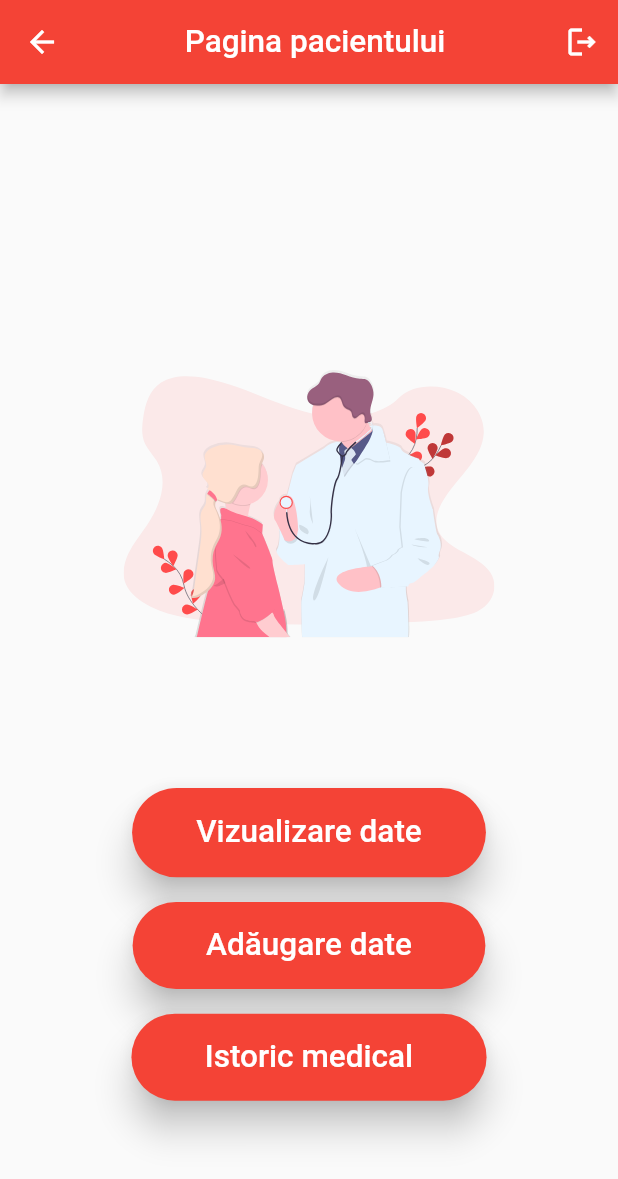
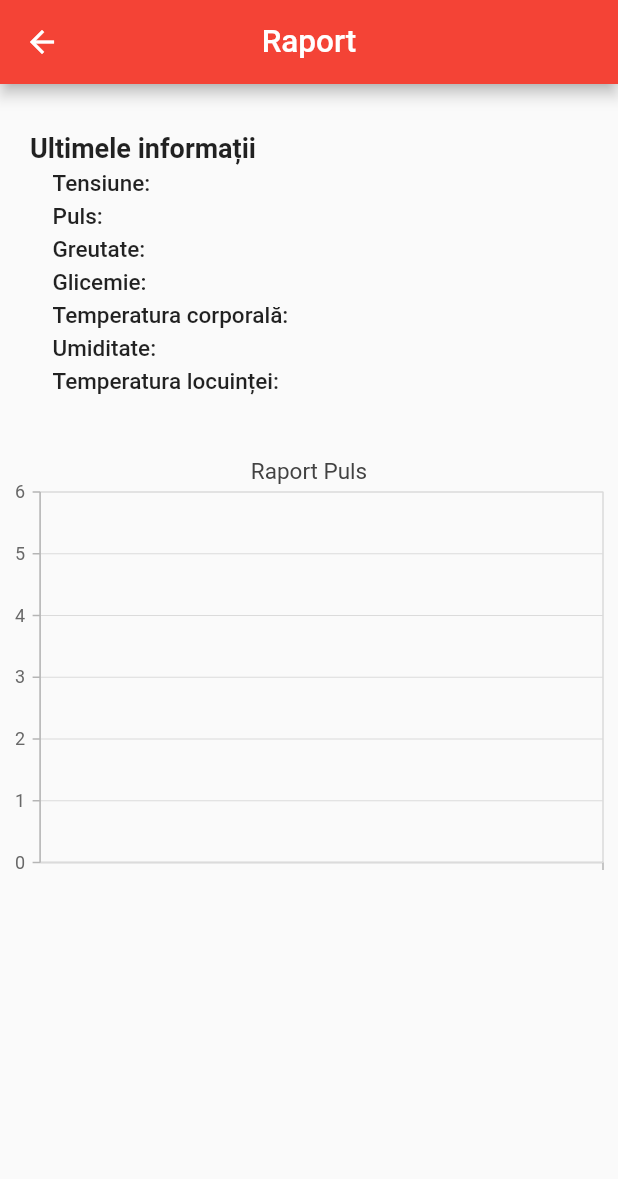
Before and after one commit to sdenis29/teleasistenta_mobile, a Flutter app: the HomeScreen screen opened by its route, after a tap on "Vizualizare date", on a phone screen of 412 x 824 dp. Shown: the top 1179 px of the screen. Run offline on Flutter 3.47's test engine with Material 2 defaults, Android fonts, the phone set to English and light mode, and no system bars; our stand-ins replace cloud_firestore, firebase_auth, firebase_core, firebase_database, fl_chart, flutter_blue_plus and 7 more; missing offline and left inert: dart:ffi, flutter_isolate; accounts and stored records are empty.

Commit message:
Add latest updates

```diff
--- a/lib/main.dart
+++ b/lib/main.dart
@@ -3,6 +3,7 @@ import 'package:flutter/material.dart';
 import 'package:flutter/services.dart';
 import 'package:teleasistenta_mobile/screens/home_screen.dart';
 import 'package:teleasistenta_mobile/screens/login_screen.dart';
+import 'package:teleasistenta_mobile/screens/show_data.dart';
 import 'screens/start_screen.dart';
 import 'screens/add_data_screen.dart';
 import 'dart:async';
@@ -41,6 +42,7 @@ class MyApp extends StatelessWidget {
         LoginScreen.id: (context) => const LoginScreen(),
         HomeScreen.id: (context) => const HomeScreen(),
         AddDataScreen.id: (context) => const AddDataScreen(),
+        ShowDataScreen.id: (context) => const ShowDataScreen()
       },
     );
   }
--- a/lib/screens/add_data_screen.dart
+++ b/lib/screens/add_data_screen.dart
@@ -140,6 +140,11 @@ class _AddDataScreenState extends State<AddDataScreen> {
                   );
                   return;
                 }
+                final prefs = await SharedPreferences.getInstance();
+                await prefs.setString('bloodPressure', tensiune.text);
+                await prefs.setString('weight', greutate.text);
+                await prefs.setString('glucose', glicemie.text);
+                await prefs.setString('bodyTemperature', temperatura.text);
                 var limits = await getMedicalRanges();
                 limits = jsonDecode(limits);
                 bool tensiuneOk = int.parse(tensiune.text) >=
@@ -157,9 +162,9 @@ class _AddDataScreenState extends State<AddDataScreen> {
                             int.parse(glicemie.text) <= limits["glucoseMax"]
                         ? true
                         : false;
-                bool temperaturaOk = int.parse(temperatura.text) >=
+                bool temperaturaOk = double.parse(temperatura.text) >=
                             limits["bodyTemperatureMin"] &&
-                        int.parse(temperatura.text) <=
+                        double.parse(temperatura.text) <=
                             limits["bodyTemperatureMax"]
                     ? true
                     : false;
@@ -182,7 +187,7 @@ class _AddDataScreenState extends State<AddDataScreen> {
                     },
                     "values": {
                       "bloodPressure": int.parse(tensiune.text),
-                      "bodyTemperature": int.parse(temperatura.text),
+                      "bodyTemperature": double.parse(temperatura.text),
                       "glucose": int.parse(glicemie.text),
                       "weight": double.parse(greutate.text)
                     }
@@ -205,7 +210,7 @@ class _AddDataScreenState extends State<AddDataScreen> {
                     }
                   }
                   if (!greutateOk) {
-                    if (int.parse(greutate.text) < limits["weightMin"]) {
+                    if (double.parse(greutate.text) < limits["weightMin"]) {
                       alertString =
                           "$alertString ${alarmMessages["weightMin"]}\n";
                       await pushedVital
@@ -239,7 +244,7 @@ class _AddDataScreenState extends State<AddDataScreen> {
                     }
                   }
                   if (!temperaturaOk) {
-                    if (int.parse(glicemie.text) <
+                    if (double.parse(temperatura.text) <
                         limits["bodyTemperatureMin"]) {
                       alertString =
                           "$alertString ${alarmMessages["tempMin"]}\n";
--- a/lib/screens/home_screen.dart
+++ b/lib/screens/home_screen.dart
@@ -14,6 +14,7 @@ import 'package:flutter_isolate/flutter_isolate.dart';
 import 'package:flutter_blue_plus/flutter_blue_plus.dart';
 import 'package:intl/intl.dart';
 import 'package:flutter_tts/flutter_tts.dart';
+import 'package:teleasistenta_mobile/screens/show_data.dart';
 
 const alarmMessages = {
   "humMin": "Umiditatea din locuință este extrem de scăzută",
@@ -77,7 +78,6 @@ void processLine(String line) async {
   var limits = await getMedicalRanges();
   limits = jsonDecode(limits);
   print(line);
-  print(limits["ambientTemperatureMax"]);
   List<String> lines = line.split(";");
   int bpm = int.parse(lines[0].split("=")[1]);
   double humidity = double.parse(lines[1].split("=")[1]);
@@ -96,13 +96,9 @@ void processLine(String line) async {
       : false;
   bool gas = lpg || co || smoke ? true : false;
   bool presence = int.parse(lines[6].split("=")[1]) == 1 ? true : false;
+  await setCache(bpm, humidity, temperature);
   final prefs = await SharedPreferences.getInstance();
   final uid = prefs.getString('uid') ?? null;
-  // ignore: deprecated_member_use
-  // DatabaseReference vitalRef = FirebaseDatabase(
-  //         databaseURL:
-  //             "https://teleasistenta-83ccd-default-rtdb.europe-west1.firebasedatabase.app")
-  //     .ref("ElderTrack/patient/$uid/vitalParameters");
   if (bpm < limits["pulseMin"] ||
       bpm > limits["pulseMax"] ||
       temperature < limits["ambientTemperatureMin"] ||
@@ -175,6 +171,29 @@ void processLine(String line) async {
   }
 }
 
+Future<void> setCache(pulse, humidity, temperature) async {
+  final prefs = await SharedPreferences.getInstance();
+  print("PULSE: $pulse");
+  await prefs.setInt('pulse', pulse);
+  await prefs.setDouble('humidity', humidity);
+  await prefs.setDouble('temperature', temperature);
+  String currentDate = DateFormat('yyyy-MM-dd').format(DateTime.now());
+  String lastSavedDate = prefs.getString('last_saved_date') ?? '';
+  if (currentDate != lastSavedDate) {
+    await prefs.remove('pulseList');
+    await prefs.setString('last_saved_date', currentDate);
+  } else {
+    await prefs.setString('last_saved_date', currentDate);
+  }
+  await prefs.reload();
+  List<String> newItem = [pulse.toString()];
+  String encodedList = prefs.getString('pulseList') ?? '[]';
+  List<String> existingList = List<String>.from(json.decode(encodedList));
+  List<String> concatenatedList = existingList + newItem;
+  String newEncodedList = json.encode(concatenatedList);
+  prefs.setString('pulseList', newEncodedList);
+}
+
 getMedicalRanges() async {
   final prefs = await SharedPreferences.getInstance();
   final uid = prefs.getString('uid') ?? null;
@@ -215,8 +234,6 @@ class _HomeScreenState extends State<HomeScreen> {
 
   @override
   Widget build(BuildContext context) {
-    double width = MediaQuery.of(context).size.width;
-    double height = MediaQuery.of(context).size.height;
     return Scaffold(
       appBar: AppBar(
         title: const Center(
@@ -240,52 +257,51 @@ class _HomeScreenState extends State<HomeScreen> {
           mainAxisAlignment: MainAxisAlignment.center,
           children: [
             Padding(
-              padding: EdgeInsets.symmetric(vertical: height * 0.08),
+              padding: const EdgeInsets.symmetric(vertical: 30),
               child: Container(
-                width: width * 0.6,
-                height: height * 0.3,
+                width: 300,
+                height: 300,
                 child: SvgPicture.asset('assets/svgs/consult.svg'),
               ),
             ),
             ReusableButton(
-              onPress: () {},
+              onPress: () {
+                Navigator.pushNamed(context, ShowDataScreen.id);
+              },
               color: Colors.red,
-              buttonChild: Padding(
-                padding: EdgeInsets.symmetric(
-                    vertical: height * 0.021, horizontal: width * 0.065),
-                child: const Text(
+              buttonChild: const Padding(
+                padding: EdgeInsets.symmetric(vertical: 15, horizontal: 15),
+                child: Text(
                   'Vizualizare date',
                   style: TextStyle(fontSize: 21),
                 ),
               ),
             ),
-            SizedBox(
-              height: height * 0.02,
+            const SizedBox(
+              height: 30,
             ),
             ReusableButton(
               onPress: () {
                 Navigator.pushNamed(context, AddDataScreen.id);
               },
               color: Colors.red,
-              buttonChild: Padding(
-                padding: EdgeInsets.symmetric(
-                    vertical: height * 0.02, horizontal: width * 0.08),
-                child: const Text(
+              buttonChild: const Padding(
+                padding: EdgeInsets.symmetric(vertical: 15, horizontal: 15),
+                child: Text(
                   'Adăugare date',
                   style: TextStyle(fontSize: 21),
                 ),
               ),
             ),
-            SizedBox(
-              height: height * 0.02,
+            const SizedBox(
+              height: 30,
             ),
             ReusableButton(
               onPress: () {},
               color: Colors.red,
-              buttonChild: Padding(
-                padding: EdgeInsets.symmetric(
-                    vertical: height * 0.02, horizontal: width * 0.08),
-                child: const Text(
+              buttonChild: const Padding(
+                padding: EdgeInsets.symmetric(vertical: 15, horizontal: 15),
+                child: Text(
                   'Istoric medical',
                   style: TextStyle(fontSize: 21),
                 ),
--- /dev/null
+++ b/lib/screens/show_data.dart
@@ -0,0 +1,201 @@
+// ignore_for_file: sized_box_for_whitespace
+import 'dart:async';
+import 'dart:convert';
+import 'dart:ffi';
+import 'dart:math';
+import 'package:firebase_auth/firebase_auth.dart';
+import 'package:firebase_core/firebase_core.dart';
+import 'package:firebase_database/firebase_database.dart';
+import 'package:flutter/material.dart';
+import 'package:shared_preferences/shared_preferences.dart';
+import 'package:syncfusion_flutter_charts/charts.dart';
+import 'package:teleasistenta_mobile/components/reusable_button.dart';
+import 'package:fl_chart/fl_chart.dart';
+
+class ShowDataScreen extends StatefulWidget {
+  const ShowDataScreen({super.key});
+  static String id = 'show_data';
+
+  @override
+  State<ShowDataScreen> createState() => _ShowDataScreenState();
+}
+
+class _ShowDataScreenState extends State<ShowDataScreen> {
+  String bloodPressure = "";
+  String weight = "";
+  String glucose = "";
+  String bodyTemperature = "";
+  String pulse = "";
+  String humidity = "";
+  String temperature = "";
+  List<String> pulseList = [];
+  final TooltipBehavior _tooltipBehavior = TooltipBehavior();
+  List<PulseData> pulseObjects = [];
+  late Timer _timer;
+
+  @override
+  void initState() {
+    super.initState();
+    getDataFromCache();
+    _timer = Timer.periodic(const Duration(seconds: 5), (timer) {
+      getDataFromCache();
+    });
+  }
+
+  @override
+  void dispose() {
+    _timer.cancel();
+    super.dispose();
+  }
+
+  Future<void> getDataFromCache() async {
+    final prefs = await SharedPreferences.getInstance();
+    await prefs.reload();
+    bloodPressure = (prefs.getString('bloodPressure'))!;
+    weight = (prefs.getString('weight'))!;
+    glucose = (prefs.getString('glucose'))!;
+    bodyTemperature = (prefs.getString('bodyTemperature'))!;
+    pulse = prefs.getInt('pulse').toString();
+    humidity = prefs.getDouble('humidity').toString();
+    temperature = prefs.getDouble('temperature').toString();
+    String encodedList = prefs.getString('pulseList') ?? '[]';
+    pulseList = List<String>.from(json.decode(encodedList));
+    PulseData.resetIndex();
+    pulseObjects =
+        pulseList.map((value) => PulseData.fromString(value)).toList();
+    setState(() {});
+  }
+
+  Widget bottomTitleWidgets(double value, TitleMeta meta, double chartWidth) {
+    if (value % 1 != 0) {
+      return Container();
+    }
+    final style = TextStyle(
+      color: Colors.blue,
+      fontWeight: FontWeight.bold,
+      fontSize: min(18, 18 * chartWidth / 300),
+    );
+    return SideTitleWidget(
+      axisSide: meta.axisSide,
+      space: 16,
+      child: Text(meta.formattedValue, style: style),
+    );
+  }
+
+  Widget leftTitleWidgets(double value, TitleMeta meta, double chartWidth) {
+    final style = TextStyle(
+      color: Colors.yellow,
+      fontWeight: FontWeight.bold,
+      fontSize: min(18, 18 * chartWidth / 300),
+    );
+    return SideTitleWidget(
+      axisSide: meta.axisSide,
+      space: 16,
+      child: Text(meta.formattedValue, style: style),
+    );
+  }
+
+  @override
+  Widget build(BuildContext context) {
+    return Scaffold(
+      appBar: AppBar(
+        centerTitle: true,
+        title: Transform(
+          transform: Matrix4.translationValues(0.0, 0.0, 0.0),
+          child: const Text(
+            'Raport',
+            style: TextStyle(fontSize: 21),
+          ),
+        ),
+      ),
+      body: Column(
+        mainAxisAlignment: MainAxisAlignment.start,
+        crossAxisAlignment: CrossAxisAlignment.start,
+        children: [
+          const SizedBox(
+            height: 30,
+          ),
+          const Padding(
+              padding: EdgeInsets.symmetric(horizontal: 20, vertical: 2),
+              child: Text(
+                "Ultimele informații",
+                style: TextStyle(fontSize: 18, fontWeight: FontWeight.bold),
+              )),
+          Padding(
+              padding: const EdgeInsets.symmetric(horizontal: 35, vertical: 2),
+              child: Text(
+                "Tensiune: $bloodPressure",
+                style:
+                    const TextStyle(fontSize: 15, fontWeight: FontWeight.w500),
+              )),
+          Padding(
+              padding: const EdgeInsets.symmetric(horizontal: 35, vertical: 2),
+              child: Text("Puls: $pulse",
+                  style: const TextStyle(
+                      fontSize: 15, fontWeight: FontWeight.w500))),
+          Padding(
+              padding: const EdgeInsets.symmetric(horizontal: 35, vertical: 2),
+              child: Text("Greutate: $weight",
+                  style: const TextStyle(
+                      fontSize: 15, fontWeight: FontWeight.w500))),
+          Padding(
+              padding: const EdgeInsets.symmetric(horizontal: 35, vertical: 2),
+              child: Text("Glicemie: $glucose",
+                  style: const TextStyle(
+                      fontSize: 15, fontWeight: FontWeight.w500))),
+          Padding(
+              padding: const EdgeInsets.symmetric(horizontal: 35, vertical: 2),
+              child: Text("Temperatura corporală: $bodyTemperature",
+                  style: const TextStyle(
+                      fontSize: 15, fontWeight: FontWeight.w500))),
+          Padding(
+              padding: const EdgeInsets.symmetric(horizontal: 35, vertical: 2),
+              child: Text("Umiditate: $humidity",
+                  style: const TextStyle(
+                      fontSize: 15, fontWeight: FontWeight.w500))),
+          Padding(
+              padding: const EdgeInsets.symmetric(horizontal: 35, vertical: 2),
+              child: Text("Temperatura locuinței: $temperature",
+                  style: const TextStyle(
+                      fontSize: 15, fontWeight: FontWeight.w500))),
+          const SizedBox(
+            height: 30,
+          ),
+          Center(
+            child: SfCartesianChart(
+                primaryXAxis: CategoryAxis(),
+                // Chart title
+                title: ChartTitle(text: 'Raport Puls'),
+                // Enable legend
+                legend: Legend(isVisible: false),
+                // Enable tooltip
+                tooltipBehavior: _tooltipBehavior,
+                series: <LineSeries<PulseData, String>>[
+                  LineSeries<PulseData, String>(
+                      dataSource: pulseObjects,
+                      xValueMapper: (PulseData pulses, _) => pulses.order,
+                      yValueMapper: (PulseData pulses, _) => pulses.pulse,
+                      // Enable data label
+                      dataLabelSettings:
+                          const DataLabelSettings(isVisible: true))
+                ]),
+          ),
+        ],
+      ),
+    );
+  }
+}
+
+class PulseData {
+  PulseData(this.order, this.pulse);
+  static int index = 0;
+  final String order;
+  final double pulse;
+
+  static resetIndex() => index = 0;
+
+  factory PulseData.fromString(String value) {
+    index += 1;
+    return PulseData(index.toString(), double.parse(value));
+  }
+}
--- a/pubspec.yaml
+++ b/pubspec.yaml
@@ -48,6 +48,8 @@ dependencies:
   flutter_local_notifications: ^14.1.1
   intl: ^0.18.1
   flutter_tts: ^3.7.0
+  fl_chart: ^0.63.0
+  syncfusion_flutter_charts: ^21.2.10
 
 dev_dependencies:
   flutter_test:
```
Also changed, not shown: fhir.json (added, +36 -0 lines), pubspec.lock, 1 other file.
